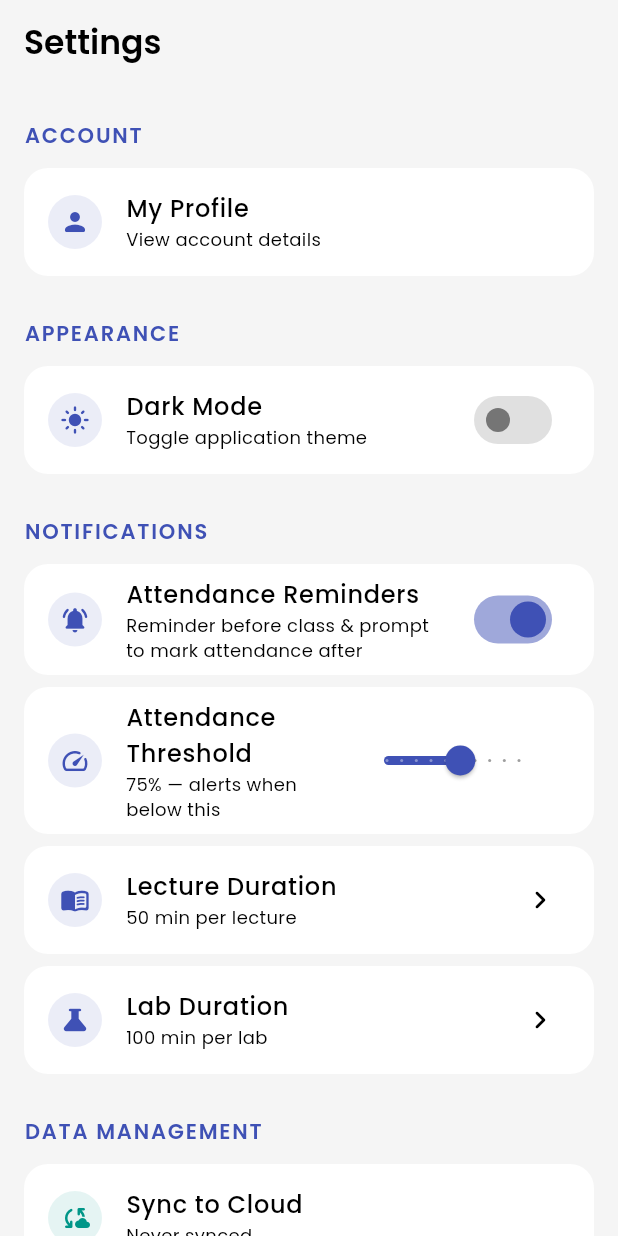
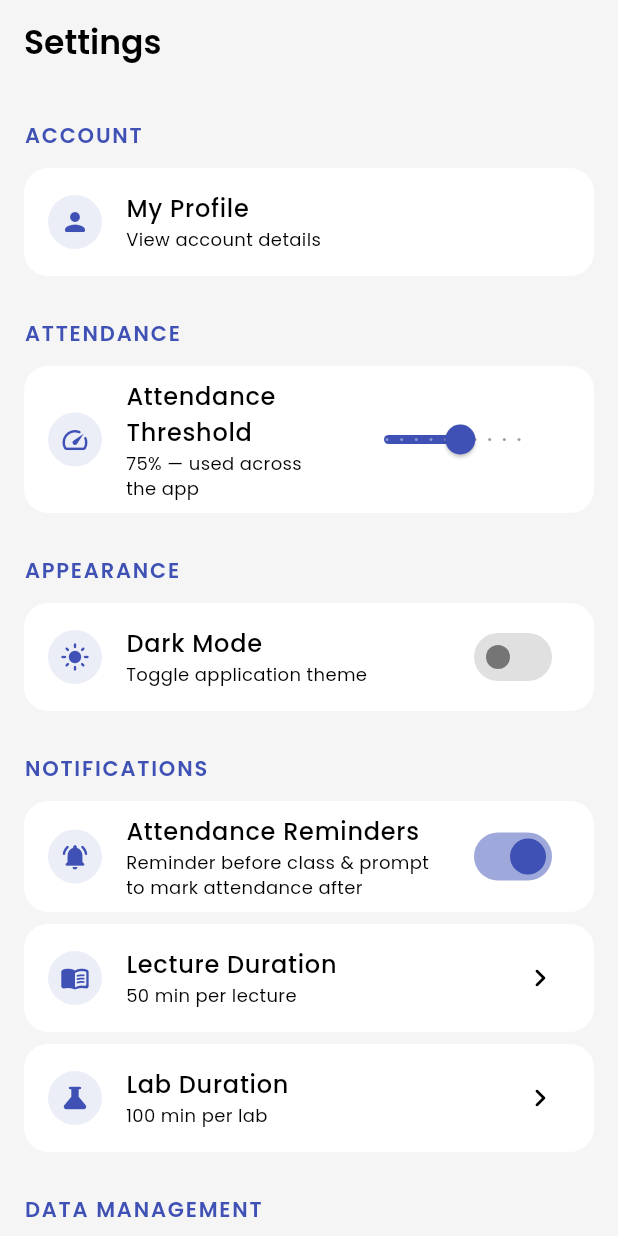
Before and after one commit to itspriyanshhh/Attendance_Tracker_App, a Flutter app: the SettingsScreen screen opened directly, on a phone screen of 412 x 824 dp. Run offline on Flutter 3.47's test engine with Material 3 defaults, Android fonts, the light colour scheme and no system bars; our stand-ins replace cloud_firestore, firebase_auth, firebase_core, firebase_messaging, fl_chart, flutter_local_notifications and 11 more; missing offline and left inert: home_widget; accounts and stored records are empty.

Commit message:
updated threshold attendance across the app

```diff
--- a/lib/main.dart
+++ b/lib/main.dart
@@ -2,6 +2,7 @@
 import 'package:attendance_management/screens/splash_screen.dart';
 import 'package:attendance_management/services/local_db_service.dart';
 import 'package:attendance_management/services/notification_service.dart';
+import 'package:attendance_management/services/threshold_service.dart';
 import 'package:firebase_core/firebase_core.dart';
 import 'package:flutter/material.dart';
 import 'package:flutter/services.dart';
@@ -31,6 +32,7 @@ void main() async {
   // Initialize timezone
   tz.initializeTimeZones();
   await NotificationService.instance.init();
+  await ThresholdService.instance.init();
   await _loadDarkMode();
   AttendanceMonitor.instance.start();
 
--- a/lib/screens/settings_screen.dart
+++ b/lib/screens/settings_screen.dart
@@ -6,6 +6,7 @@ import 'package:attendance_management/screens/profile_screen.dart';
 import 'package:attendance_management/services/local_db_service.dart';
 import 'package:attendance_management/services/firestore_service.dart';
 import 'package:attendance_management/services/notification_service.dart';
+import 'package:attendance_management/services/threshold_service.dart';
 import 'package:attendance_management/services/pdf_service.dart';
 import 'package:attendance_management/services/sync_service.dart';
 import 'package:firebase_auth/firebase_auth.dart';
@@ -113,6 +114,7 @@ class _SettingsScreenState extends State<SettingsScreen> {
   Future<void> _onThresholdChanged(double value) async {
     setState(() => _threshold = value);
     await NotificationService.instance.setThreshold(value);
+    await ThresholdService.instance.setThreshold(value);
   }
 
   Future<void> _pickDuration({
@@ -543,6 +545,25 @@ class _SettingsScreenState extends State<SettingsScreen> {
                   },
                 ),
 
+                _buildSectionHeader('ATTENDANCE', context),
+                _buildSettingTile(
+                  context,
+                  icon: Icons.speed_rounded,
+                  title: 'Attendance Threshold',
+                  subtitle: '${_threshold.round()}% — used across the app',
+                  trailing: SizedBox(
+                    width: 140,
+                    child: Slider(
+                      value: _threshold,
+                      min: 50,
+                      max: 95,
+                      divisions: 9,
+                      label: '${_threshold.round()}%',
+                      onChanged: _onThresholdChanged,
+                    ),
+                  ),
+                ),
+
                 _buildSectionHeader('APPEARANCE', context),
                 _buildSettingTile(
                   context,
@@ -574,23 +595,6 @@ class _SettingsScreenState extends State<SettingsScreen> {
                     value: _remindersEnabled,
                     onChanged: _isProcessing ? null : _toggleReminders,
                     activeColor: Theme.of(context).colorScheme.primary,
-                  ),
-                ),
-                _buildSettingTile(
-                  context,
-                  icon: Icons.speed_rounded,
-                  title: 'Attendance Threshold',
-                  subtitle: '${_threshold.round()}% — alerts when below this',
-                  trailing: SizedBox(
-                    width: 140,
-                    child: Slider(
-                      value: _threshold,
-                      min: 50,
-                      max: 95,
-                      divisions: 9,
-                      label: '${_threshold.round()}%',
-                      onChanged: _onThresholdChanged,
-                    ),
                   ),
                 ),
                 _buildSettingTile(
--- a/lib/services/pdf_service.dart
+++ b/lib/services/pdf_service.dart
@@ -1,6 +1,7 @@
 import 'dart:io';
 import 'package:attendance_management/models/subject.dart';
 import 'package:attendance_management/services/local_db_service.dart';
+import 'package:attendance_management/services/threshold_service.dart';
 import 'package:open_file/open_file.dart';
 import 'package:path_provider/path_provider.dart';
 import 'package:pdf/pdf.dart';
@@ -128,7 +129,7 @@ class PdfService {
           _buildSummaryItem(
             "Overall %",
             "${percentage.toStringAsFixed(1)}%",
-            color: percentage >= 75 ? PdfColors.green700 : PdfColors.red700,
+            color: percentage >= ThresholdService.instance.threshold ? PdfColors.green700 : PdfColors.red700,
           ),
         ],
       ),
--- /dev/null
+++ b/lib/services/threshold_service.dart
@@ -0,0 +1,31 @@
+import 'package:shared_preferences/shared_preferences.dart';
+
+/// Centralized singleton that holds the user's attendance threshold.
+///
+/// All screens read [threshold] instead of hard-coding 75%.
+/// The value is persisted via SharedPreferences under the same key
+/// that NotificationService already uses ('attendance_threshold').
+class ThresholdService {
+  ThresholdService._();
+  static final ThresholdService instance = ThresholdService._();
+
+  static const String _prefKey = 'attendance_threshold';
+  static const double defaultThreshold = 75.0;
+
+  /// The current threshold, cached in memory after [init].
+  double threshold = defaultThreshold;
+
+  /// Load the saved threshold from SharedPreferences.
+  /// Call once at app startup (before runApp).
+  Future<void> init() async {
+    final prefs = await SharedPreferences.getInstance();
+    threshold = prefs.getDouble(_prefKey) ?? defaultThreshold;
+  }
+
+  /// Update the threshold both in memory and in SharedPreferences.
+  Future<void> setThreshold(double value) async {
+    threshold = value;
+    final prefs = await SharedPreferences.getInstance();
+    await prefs.setDouble(_prefKey, value);
+  }
+}
```
Also changed, not shown: lib/screens/analytics_screen.dart (+14 -11 lines), lib/screens/attendance_home.dart (+5 -3 lines), lib/screens/safe_bunk_sheet.dart (+6 -2 lines), lib/services/safe_bunk_calculator.dart (+4 -4 lines).
